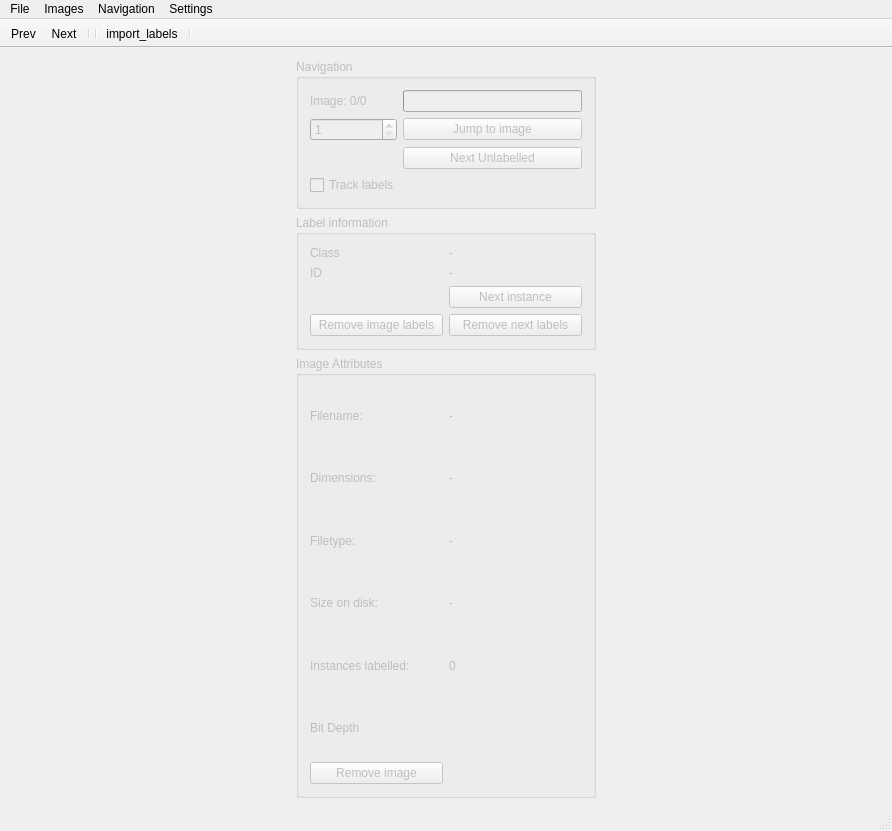
Before: the Qt Designer form src/mainwindow.ui in KamalM8/deeplabel, drawn with Qt 5.
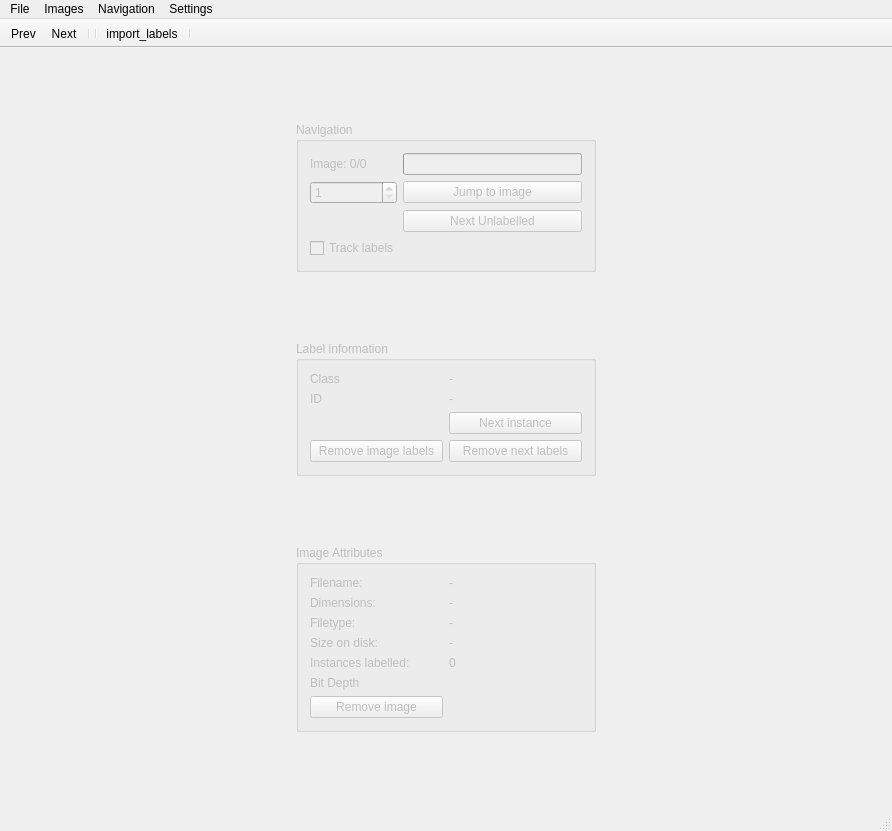
After: the same form once the commit is applied.

The edit to the form file:
```diff
--- a/src/mainwindow.ui
+++ b/src/mainwindow.ui
@@ -211,7 +211,7 @@
          <bool>false</bool>
         </property>
         <property name="sizePolicy">
-         <sizepolicy hsizetype="Ignored" vsizetype="Ignored">
+         <sizepolicy hsizetype="Preferred" vsizetype="Fixed">
           <horstretch>0</horstretch>
           <verstretch>0</verstretch>
          </sizepolicy>
```
Left out of the diff: 2 changed lines with no effect on the pictures.
